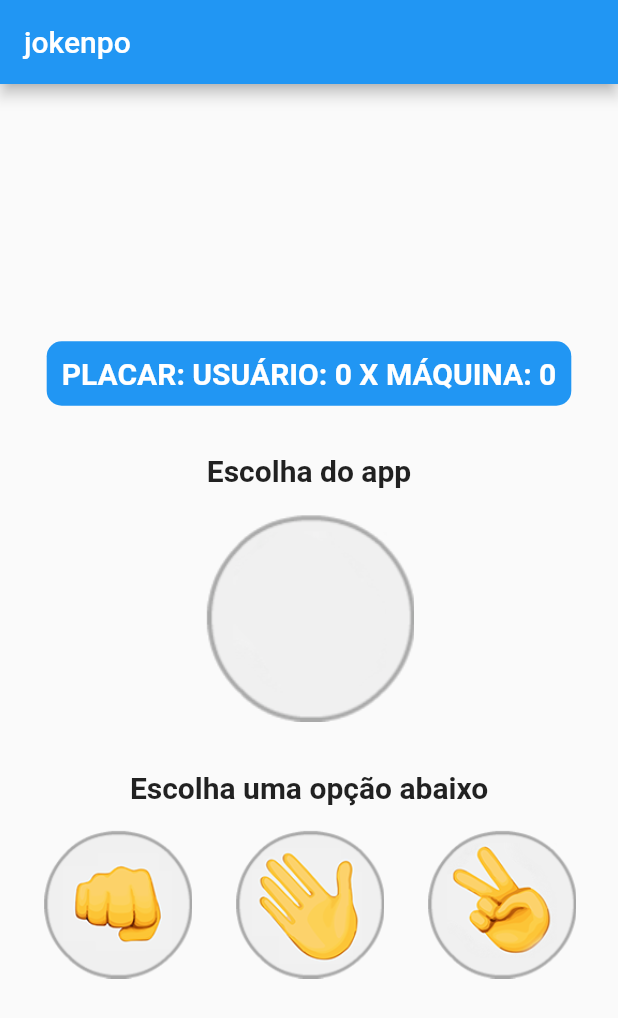
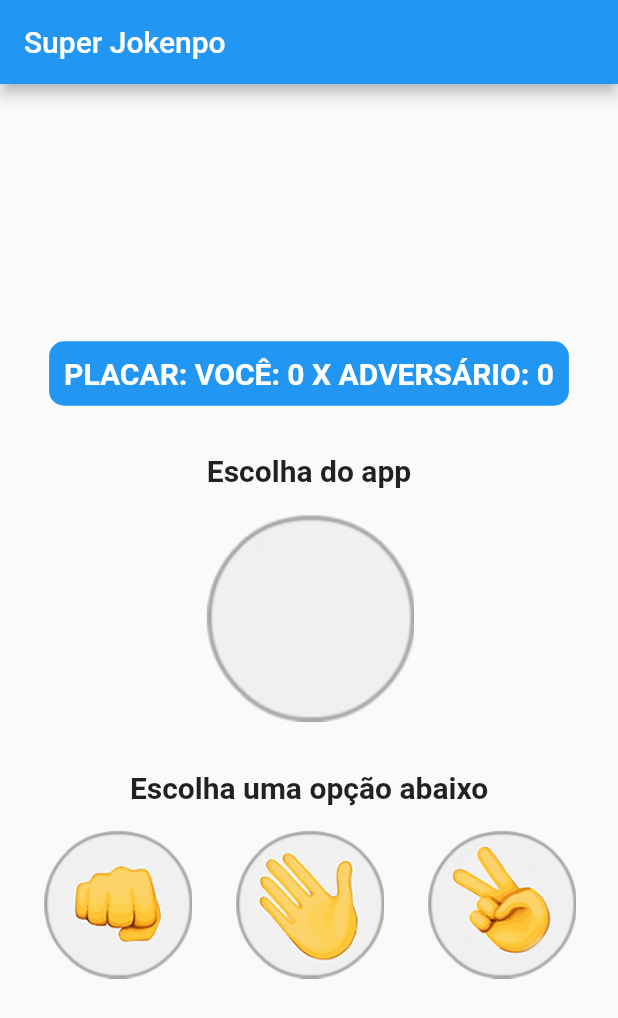
Before and after one commit to EduardoPepinelli/Flutter-Jokenpo, a Flutter app: the screen it shows after launch, on a phone screen of 412 x 824 dp. Shown: the top 1018 px of the screen. Run offline on Flutter 3.47's test engine with Material 2 defaults, Android fonts, the phone set to English and light mode, and no system bars; missing offline and left inert: dart:html.

Commit message:
second commit

```diff
--- a/lib/Jokenpo.dart
+++ b/lib/Jokenpo.dart
@@ -40,7 +40,7 @@ var machWin = 0;
       break;
     }
     //Validação vencedor
-    //usuaro vence
+    //usuário vence
     if(
       (userOption == "pedra" && machOp == "tesoura") ||
       (userOption == "papel" && machOp == "pedra") ||
@@ -51,6 +51,7 @@ var machWin = 0;
       this._message = "Parabéns você venceu!";
       print(userScore);
     }
+    //máquina vence
     else if (
       (machOp == "pedra" && userOption == "tesoura") ||
       (machOp == "tesoura" && userOption == "papel") ||
@@ -73,7 +74,7 @@ var machWin = 0;
   Widget build(BuildContext context) {
     return Scaffold(
       appBar: AppBar(
-        title: Text("jokenpo"),
+        title: Text("Super Jokenpo"),
 
       ) ,
 
@@ -89,7 +90,7 @@ var machWin = 0;
             color: Colors.blue,
             ),
           child: Text(
-          "PLACAR: USUÁRIO: $userWin X MÁQUINA: $machWin",
+          "PLACAR: VOCÊ: $userWin X ADVERSÁRIO: $machWin",
           textAlign: TextAlign.center,
           style: TextStyle(
             fontSize: 20,
--- a/lib/jogo.dart
+++ /dev/null
@@ -1,146 +0,0 @@
-import 'dart:html';
-import 'package:flutter/material.dart';
-import 'dart:math';
-class jogo extends StatefulWidget {
-
-  @override
-  _jogoState createState() => _jogoState();
-}
-
-class _jogoState extends State<jogo> {
-
-var _imageApp = AssetImage ("Images/padrao.png");
-var _message =   "Escolha uma opção abaixo";
-var userWin = 0;
-var machWin = 0;
-
-  void _option(String userOption){
-    var Op = ["pedra", "papel", "tesoura"];
-    var number = Random().nextInt(Op.length);
-    var machOp = Op[number];
-
-    switch(machOp){
-
-      case "pedra":
-      setState(() {
-        this._imageApp = AssetImage ("Images/pedra.png");
-      });
-      break;
-
-      case "papel":
-      setState(() {
-        this._imageApp = AssetImage ("Images/papel.png");
-      });
-      break;
-
-      case "tesoura":
-      setState(() {
-        this._imageApp = AssetImage ("Images/tesoura.png");
-      });
-      break;
-    }
-    //Validação vencedor
-    //usuaro vence
-    if(
-      (userOption == "pedra" && machOp == "tesoura") ||
-      (userOption == "papel" && machOp == "pedra") ||
-      (userOption == "tesoura" && machOp == "papel")
-      ) {
-      userWin ++;
-      var userScore = userWin;
-      this._message = "Parabéns você venceu!";
-      print(userScore);
-    }
-    //máquina vence
-    else if (
-      (machOp == "pedra" && userOption == "tesoura") ||
-      (machOp == "tesoura" && userOption == "papel") ||
-      (machOp == "papel" && userOption == "pedra")
-    ) {
-      machWin ++;
-      var machScore = machWin;
-      this._message = "Que pena, você perdeu!";
-      print(machScore);
-    }
-    //empate
-    else {
-      setState(() {
-        this._message = "Empate!";
-      });
-    }
-  }
- @override
-  Widget build(BuildContext context) {
-    return Scaffold(
-      appBar: AppBar(
-        title: Text("jokenpo"),
-      ) ,
-
-    body: Column(
-      mainAxisAlignment: MainAxisAlignment.center,
-      children: [
-        Container(
-          padding: const EdgeInsets.all(10),
-          decoration: BoxDecoration(
-            borderRadius: BorderRadius.circular(10),
-            color: Colors.blue,
-            ),
-         //placar
-          child: Text(
-          "PLACAR: USUÁRIO: $userWin X MÁQUINA: $machWin",
-          textAlign: TextAlign.center,
-          style: TextStyle(
-            fontSize: 20,
-            fontWeight: FontWeight.bold,
-            color: Colors.white,
-             )
-           ),
-        ),
-      //escolha da máquina
-        Padding(padding: EdgeInsets.only(top: 32, bottom: 16,),
-        child: Text(
-          "Escolha do app",
-          textAlign: TextAlign.center,
-          style: TextStyle(
-            fontSize: 20,
-            fontWeight: FontWeight.bold,
-           ),
-          ),
-         ),
-         Image(image: this._imageApp,),
-        Padding(padding: EdgeInsets.only(top: 32, bottom: 16,),
-        child: Text(
-          this._message,
-          textAlign: TextAlign.center,
-          style: TextStyle(
-            fontSize: 20,
-            fontWeight: FontWeight.bold,
-           ),
-         ),
-        ),
-        //opções para jogar
-         Row(
-          mainAxisAlignment: MainAxisAlignment.spaceEvenly,
-          children: [
-            GestureDetector(
-              onTap:() => _option("pedra"),
-              child:Image.asset("Images/pedra.png", height: 100,),
-            ),
-            GestureDetector(
-              onTap:() => _option("papel"),
-              child:Image.asset("Images/papel.png", height: 100,),
-              ),
-            GestureDetector(
-              onTap:() => _option("tesoura"),
-              child:Image.asset("Images/tesoura.png", height: 100,),
-            ),
-
-
-           ],
-         ),
-
-        ],
-      ) ,
-    );
-  }
-}
--- a/lib/main.dart
+++ b/lib/main.dart
@@ -1,5 +1,5 @@
 import 'package:flutter/material.dart';
-import 'package:myapp/jogo.dart';
+import 'package:myapp/Jokenpo.dart';
 void main(){
   runApp(
     MaterialApp(
--- a/pubspec.yaml
+++ b/pubspec.yaml
@@ -34,7 +34,7 @@ dependencies:
   # The following adds the Cupertino Icons font to your application.
   # Use with the CupertinoIcons class for iOS style icons.
   cupertino_icons: ^1.0.2
-  http: ^0.12.0
+  http: ^0.13.0
   flutter_svg: ^1.1.6
 
 dev_dependencies:
```
Also changed, not shown: pubspec.lock, 2 other files.
